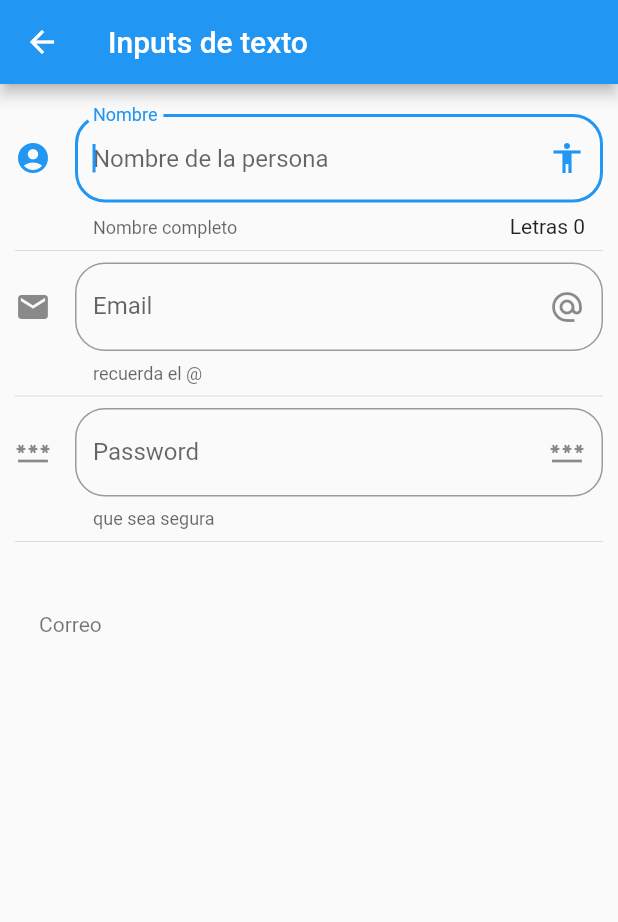
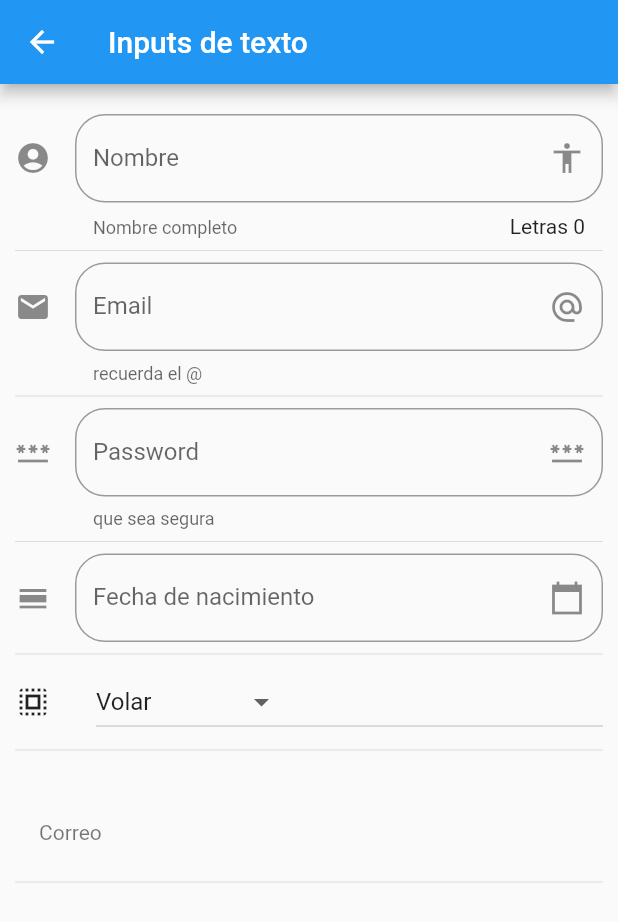
Before and after one commit to RoHeTT17/componentes, a Flutter app: the screen it shows after launch, after a tap on "Inputs", on a phone screen of 412 x 824 dp. Shown: the top 922 px of the screen. Run offline on Flutter 3.47's test engine with Material 2 defaults, Android fonts, the phone set to English and light mode, and no system bars; network calls fail.

Commit message:
practica de componentes al datefield

```diff
--- a/lib/main.dart
+++ b/lib/main.dart
@@ -1,5 +1,6 @@
 
 import 'package:flutter/material.dart';
+import 'package:flutter_localizations/flutter_localizations.dart';
 //import 'package:componentes/src/pages/home_temp.dart';
 
 //import 'package:componentes/src/pages/home_page.dart';
@@ -15,6 +16,15 @@ class MyApp extends StatelessWidget {
   Widget build(BuildContext context) {
     return MaterialApp(
       debugShowCheckedModeBanner: false,
+      localizationsDelegates: [
+        GlobalMaterialLocalizations.delegate,
+        GlobalWidgetsLocalizations.delegate,
+      ],
+      supportedLocales: [
+        Locale('en', 'US'), // English, no country code
+        Locale('es', 'ES'), // Spanish, no country code
+      ],
+
       title: 'Componentes App',
       //home: HomePageTemp()
       //home: HomePage()
--- a/lib/src/pages/input_page.dart
+++ b/lib/src/pages/input_page.dart
@@ -9,7 +9,12 @@ class InputPage extends StatefulWidget {
 class _InputPageState extends State<InputPage> {
 
 
-  String _nombre="",_email="";
+ String _nombre="",_email="",_fecha="";
+
+ TextEditingController _inputDateController = new TextEditingController();
+
+ List<String> _poderes = ['Volar','Rayos X',' Super Aliente','Super Fuerza'];
+ String _opcSelect="Volar";
 
   @override
   Widget build(BuildContext context) {
@@ -26,7 +31,13 @@ class _InputPageState extends State<InputPage> {
           Divider(),
           _crearPassword(),
           Divider(),
+          _crearFecha(context),
+          Divider(),
+          _crearDropDown(),
+          Divider(),
           _crearPersona(),
+          Divider(),
+
         ],
 
       ),
@@ -35,7 +46,7 @@ class _InputPageState extends State<InputPage> {
 
   Widget _crearInputs() {
     return TextField(
-      autofocus: true,
+      autofocus: false,
       textCapitalization: TextCapitalization.sentences,
       decoration: InputDecoration(
         border: OutlineInputBorder(
@@ -110,4 +121,81 @@ class _InputPageState extends State<InputPage> {
     );
  }
 
+ Widget _crearFecha(BuildContext context){
+   return  TextField(
+    enableInteractiveSelection: false,
+    controller: _inputDateController,
+    decoration: InputDecoration(
+                  border: OutlineInputBorder(
+                    borderRadius: BorderRadius.circular(20.0)
+                  ),
+                  hintText: 'Fecha de nacimiento',
+                  labelText: 'Fecha de nacimiento',
+                  suffixIcon: Icon(Icons.calendar_today_sharp),
+                  icon: Icon(Icons.calendar_view_day)
+                ),
+    onTap:(){
+      //Quitar el Focus (no permite escribir sobre el textfield)
+      FocusScope.of(context).requestFocus(new FocusNode());
+      _selectDate(context);
+     } ,
+ );
 }
+
+  _selectDate(BuildContext context) async{
+
+   DateTime? picked = await showDatePicker(
+    context: context,
+    initialDate: new DateTime.now(),
+    firstDate: new DateTime(2018),
+    lastDate: new DateTime(2025),
+    locale: Locale("es","ES")
+  );
+
+  if(picked!=null){
+    setState(() {
+        _fecha = picked.toString();
+        _inputDateController.text = _fecha;
+    });
+  }
+
+  }
+
+  List<DropdownMenuItem<String>> getOpcionesCombo(){
+
+    List<DropdownMenuItem<String>> opciones = [];
+
+    _poderes.forEach((item) {
+        opciones.add(DropdownMenuItem(
+          child: Text(item),
+          value: item,
+        ));
+    });
+
+    return opciones;
+
+  }
+
+  Widget _crearDropDown() {
+
+      return Row(
+        children: <Widget>[
+          Icon(Icons.select_all),
+          SizedBox(width: 30.0,),
+          Expanded(
+            child: DropdownButton(
+                      value: _opcSelect,
+                      items: getOpcionesCombo(),
+                      onChanged: (selected){
+                        setState(() {
+                          _opcSelect = selected.toString();
+                        });
+                      },
+            ),
+          )
+        ],
+
+      );
+
+  }
+}
--- a/pubspec.yaml
+++ b/pubspec.yaml
@@ -28,6 +28,9 @@ environment:
 # versions available, run `flutter pub outdated`.
 dependencies:
   flutter:
+    sdk: flutter
+
+  flutter_localizations:
     sdk: flutter
 
 
```
Also changed, not shown: pubspec.lock.
